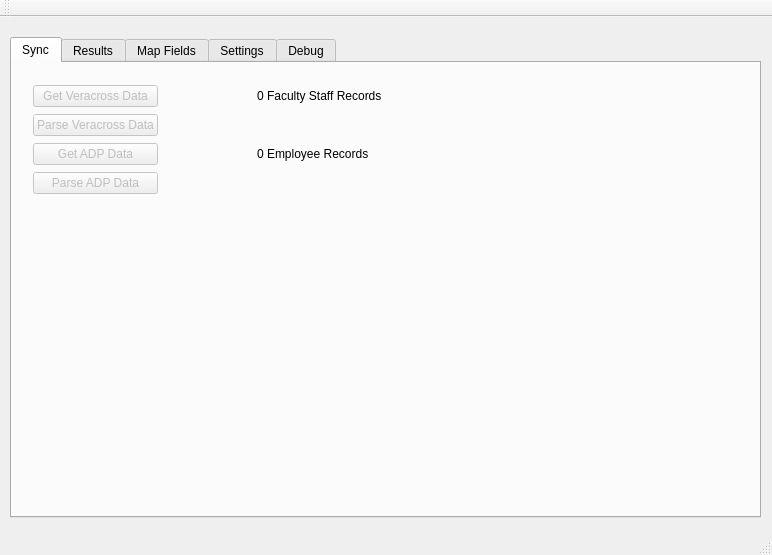
Before: the Qt Designer form QT/ADP/mainwindow.ui in beckf/vc-adp-sync, drawn with Qt 5.
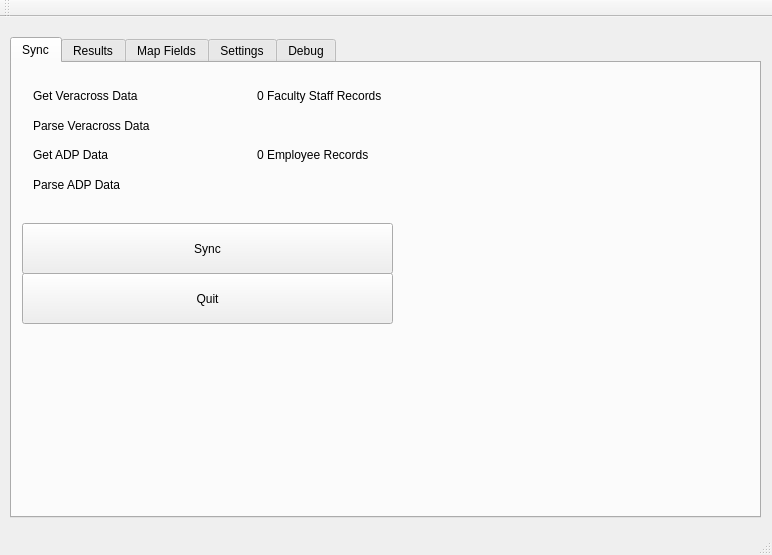
After: the same form once the commit is applied.

The edit to the form file:
```diff
--- a/QT/ADP/mainwindow.ui
+++ b/QT/ADP/mainwindow.ui
@@ -60,26 +60,6 @@
          </property>
         </widget>
        </item>
-       <item row="0" column="0">
-        <widget class="QPushButton" name="getVCDataButton">
-         <property name="enabled">
-          <bool>false</bool>
-         </property>
-         <property name="text">
-          <string>Get Veracross Data</string>
-         </property>
-        </widget>
-       </item>
-       <item row="1" column="0">
-        <widget class="QPushButton" name="parseVCDataButton">
-         <property name="enabled">
-          <bool>false</bool>
-         </property>
-         <property name="text">
-          <string>Parse Veracross Data</string>
-         </property>
-        </widget>
-       </item>
        <item row="1" column="1">
         <widget class="QLabel" name="vcParseStatusLabel">
          <property name="text">
@@ -101,16 +81,6 @@
          </property>
         </widget>
        </item>
-       <item row="2" column="0">
-        <widget class="QPushButton" name="btn_getADPData">
-         <property name="enabled">
-          <bool>false</bool>
-         </property>
-         <property name="text">
-          <string>Get ADP Data</string>
-         </property>
-        </widget>
-       </item>
        <item row="2" column="2">
         <widget class="QLabel" name="adpRecordCount">
          <property name="text">
@@ -118,16 +88,6 @@
          </property>
         </widget>
        </item>
-       <item row="3" column="0">
-        <widget class="QPushButton" name="btn_parseADPData">
-         <property name="enabled">
-          <bool>false</bool>
-         </property>
-         <property name="text">
-          <string>Parse ADP Data</string>
-         </property>
-        </widget>
-       </item>
        <item row="3" column="1">
         <widget class="QLabel" name="adpParseStatusLabel">
          <property name="text">
@@ -135,8 +95,62 @@
          </property>
         </widget>
        </item>
+       <item row="0" column="0">
+        <widget class="QLabel" name="label_4">
+         <property name="text">
+          <string>Get Veracross Data</string>
+         </property>
+        </widget>
+       </item>
+       <item row="1" column="0">
+        <widget class="QLabel" name="label_5">
+         <property name="text">
+          <string>Parse Veracross Data</string>
+         </property>
+        </widget>
+       </item>
+       <item row="2" column="0">
+        <widget class="QLabel" name="label_6">
+         <property name="text">
+          <string>Get ADP Data</string>
+         </property>
+        </widget>
+       </item>
+       <item row="3" column="0">
+        <widget class="QLabel" name="label_7">
+         <property name="text">
+          <string>Parse ADP Data</string>
+         </property>
+        </widget>
+       </item>
       </layout>
      </widget>
+     <widget class="QPushButton" name="btn_sync">
+      <property name="geometry">
+       <rect>
+        <x>10</x>
+        <y>160</y>
+        <width>371</width>
+        <height>51</height>
+       </rect>
+      </property>
+      <property name="text">
+       <string>Sync</string>
+      </property>
+     </widget>
+     <widget class="QPushButton" name="btn_quit">
+      <property name="geometry">
+       <rect>
+        <x>10</x>
+        <y>210</y>
+        <width>371</width>
+        <height>51</height>
+       </rect>
+      </property>
+      <property name="text">
+       <string>Quit</string>
+      </property>
+     </widget>
     </widget>
     <widget class="QWidget" name="resultsTab">
      <attribute name="title">
@@ -460,6 +474,16 @@
        </rect>
       </property>
       <layout class="QGridLayout" name="gridLayout_2">
+       <item row="2" column="1">
+        <widget class="QPushButton" name="getVCDataButton">
+         <property name="enabled">
+          <bool>false</bool>
+         </property>
+         <property name="text">
+          <string>Get Veracross Data</string>
+         </property>
+        </widget>
+       </item>
        <item row="0" column="0">
         <widget class="QLabel" name="lbl_vcLastXRateLimitReading">
          <property name="text">
@@ -480,6 +504,64 @@
        <item row="1" column="1">
         <widget class="QLineEdit" name="lineEditXRateLimitResetReading"/>
        </item>
+       <item row="4" column="1">
+        <widget class="QPushButton" name="btn_getADPData">
+         <property name="enabled">
+          <bool>false</bool>
+         </property>
+         <property name="text">
+          <string>Get ADP Data</string>
+         </property>
+        </widget>
+       </item>
+       <item row="3" column="1">
+        <widget class="QPushButton" name="parseVCDataButton">
+         <property name="enabled">
+          <bool>false</bool>
+         </property>
+         <property name="text">
+          <string>Parse Veracross Data</string>
+         </property>
+        </widget>
+       </item>
+       <item row="5" column="1">
+        <widget class="QPushButton" name="btn_parseADPData">
+         <property name="enabled">
+          <bool>false</bool>
+         </property>
+         <property name="text">
+          <string>Parse ADP Data</string>
+         </property>
+        </widget>
+       </item>
+       <item row="2" column="0">
+        <widget class="QLabel" name="label_8">
+         <property name="text">
+          <string>Test Getting Veracross Data</string>
+         </property>
+        </widget>
+       </item>
+       <item row="3" column="0">
+        <widget class="QLabel" name="label_9">
+         <property name="text">
+          <string>Test Parsing Veracross Data</string>
+         </property>
+        </widget>
+       </item>
+       <item row="4" column="0">
+        <widget class="QLabel" name="label_10">
+         <property name="text">
+          <string>Test Getting ADP Data</string>
+         </property>
+        </widget>
+       </item>
+       <item row="5" column="0">
+        <widget class="QLabel" name="label_11">
+         <property name="text">
+          <string>Test Parsing ADP Data</string>
+         </property>
+        </widget>
+       </item>
       </layout>
      </widget>
     </widget>
```
Left out of the diff: 12 changed lines with no effect on the pictures.
